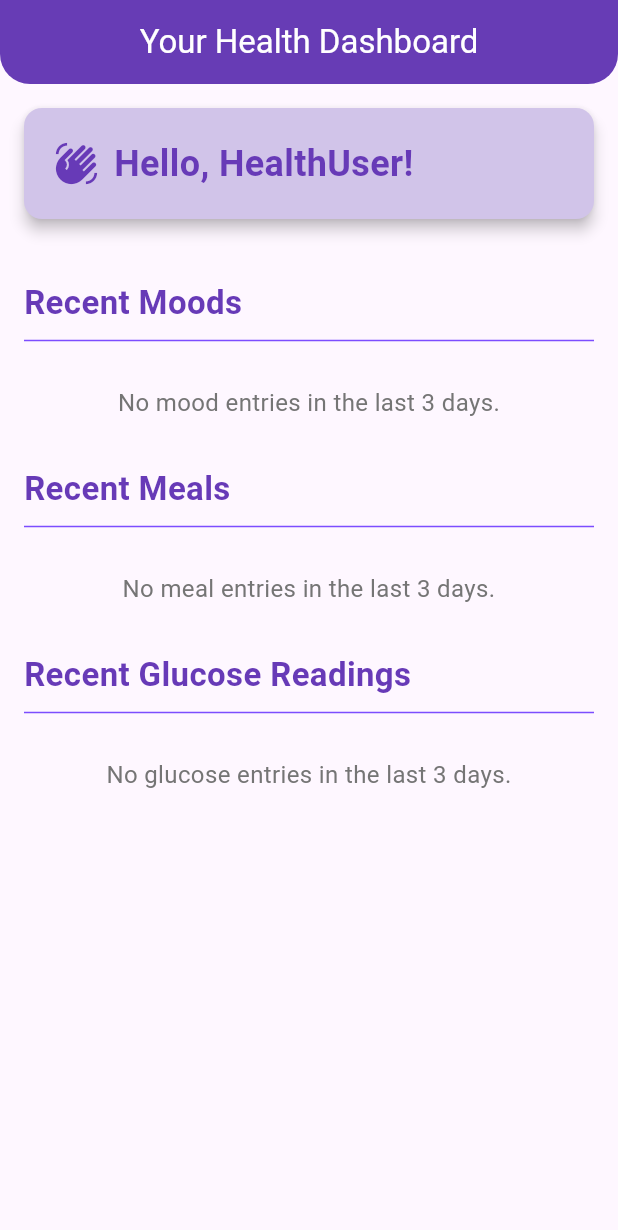
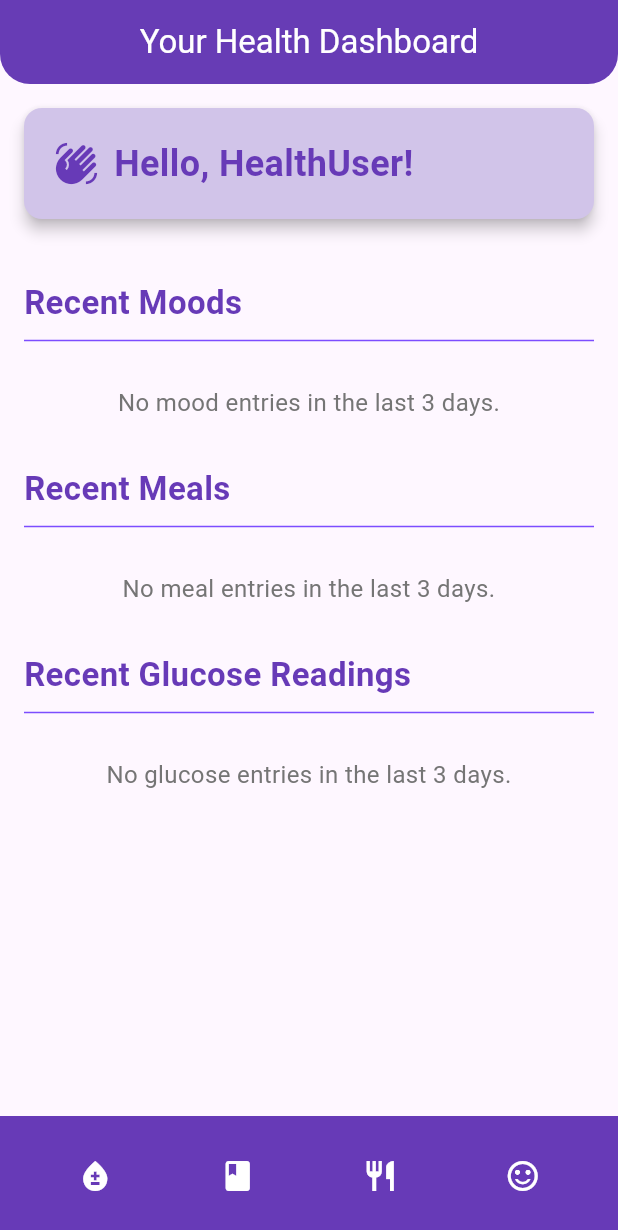
Before and after one commit to MahadiAhmed0/SugarVoice, a Flutter app: the screen it shows after launch, on a phone screen of 412 x 824 dp. Shown: the top 1230 px of the screen. Run offline on Flutter 3.47's test engine with Material 3 defaults, Android fonts, the phone set to English and light mode, and no system bars; our stand-ins replace firebase_core, shared_preferences; accounts and stored records are empty.

Commit message:
updated homepage

```diff
--- a/application_for_diabetic_patients/lib/Updated_Home/Homepage.dart
+++ b/application_for_diabetic_patients/lib/Updated_Home/Homepage.dart
@@ -2,6 +2,13 @@ import 'package:flutter/material.dart';
 import 'package:shared_preferences/shared_preferences.dart';
 import 'dart:convert'; // Required for JSON encoding/decoding
 import 'package:intl/intl.dart'; // Required for date formatting
+
+// Import the other tracking pages
+import 'package:application_for_diabetic_patients/Updated_Home/glucose_input.dart';
+import 'package:application_for_diabetic_patients/Updated_Home/journal_entry.dart';
+import 'package:application_for_diabetic_patients/Updated_Home/meal_tracking.dart';
+import 'package:application_for_diabetic_patients/Updated_Home/mood_tracking.dart';
+
 
 // --- MoodEntry Model (Adapted for SharedPreferences and common structure) ---
 /// Represents a single mood entry.
@@ -225,7 +232,7 @@ class _HomePageState extends State<HomePage> {
     // --- Load Glucose Entries ---
     final String? glucoseEntriesJsonString = prefs.getString('glucoseEntries');
     if (glucoseEntriesJsonString != null) {
-      try { // Added missing try block brace
+      try {
         final List<dynamic> jsonList = jsonDecode(glucoseEntriesJsonString);
         List<GlucoseEntry> allGlucoseEntries = jsonList.map((json) => GlucoseEntry.fromJson(json)).toList();
         _recentGlucoseEntries = allGlucoseEntries
@@ -239,7 +246,7 @@ class _HomePageState extends State<HomePage> {
 
     // Update the UI once all data is loaded and filtered
     setState(() {});
-  } // Added missing closing brace for _loadRecentRecords()
+  }
 
   @override
   Widget build(BuildContext context) {
@@ -392,6 +399,56 @@ class _HomePageState extends State<HomePage> {
           ],
         ),
       ),
+      bottomNavigationBar: BottomAppBar(
+        color: Colors.deepPurple,
+        shape: const CircularNotchedRectangle(),
+        notchMargin: 8.0,
+        child: Row(
+          mainAxisAlignment: MainAxisAlignment.spaceAround,
+          children: <Widget>[
+            IconButton(
+              icon: const Icon(Icons.bloodtype, color: Colors.white),
+              onPressed: () {
+                Navigator.push(
+                  context,
+                  MaterialPageRoute(builder: (context) => const GlucoseEntryScreen()),
+                );
+              },
+              tooltip: 'Glucose Tracker',
+            ),
+            IconButton(
+              icon: const Icon(Icons.book, color: Colors.white),
+              onPressed: () {
+                Navigator.push(
+                  context,
+                  MaterialPageRoute(builder: (context) => const JournalEntryScreen()),
+                );
+              },
+              tooltip: 'Journal Entry',
+            ),
+            IconButton(
+              icon: const Icon(Icons.restaurant, color: Colors.white),
+              onPressed: () {
+                Navigator.push(
+                  context,
+                  MaterialPageRoute(builder: (context) => const MealTrackerHomePage()),
+                );
+              },
+              tooltip: 'Meal Tracker',
+            ),
+            IconButton(
+              icon: const Icon(Icons.sentiment_satisfied_alt, color: Colors.white),
+              onPressed: () {
+                Navigator.push(
+                  context,
+                  MaterialPageRoute(builder: (context) => const MoodTrackerHomePage()),
+                );
+              },
+              tooltip: 'Mood Tracker',
+            ),
+          ],
+        ),
+      ),
     );
   }
 
```
